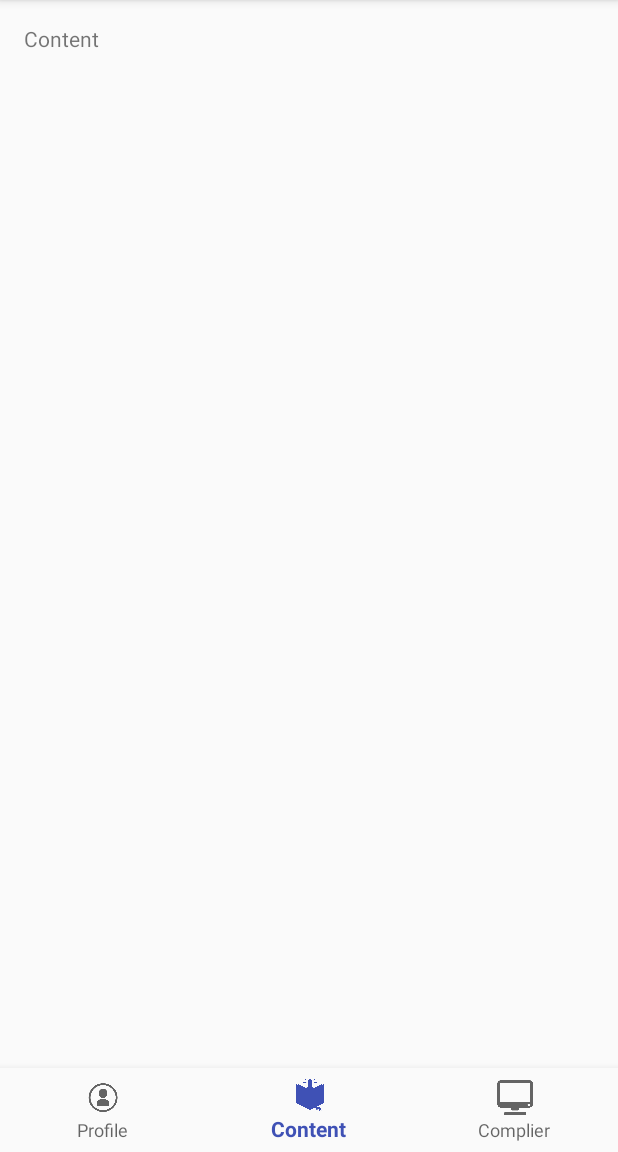
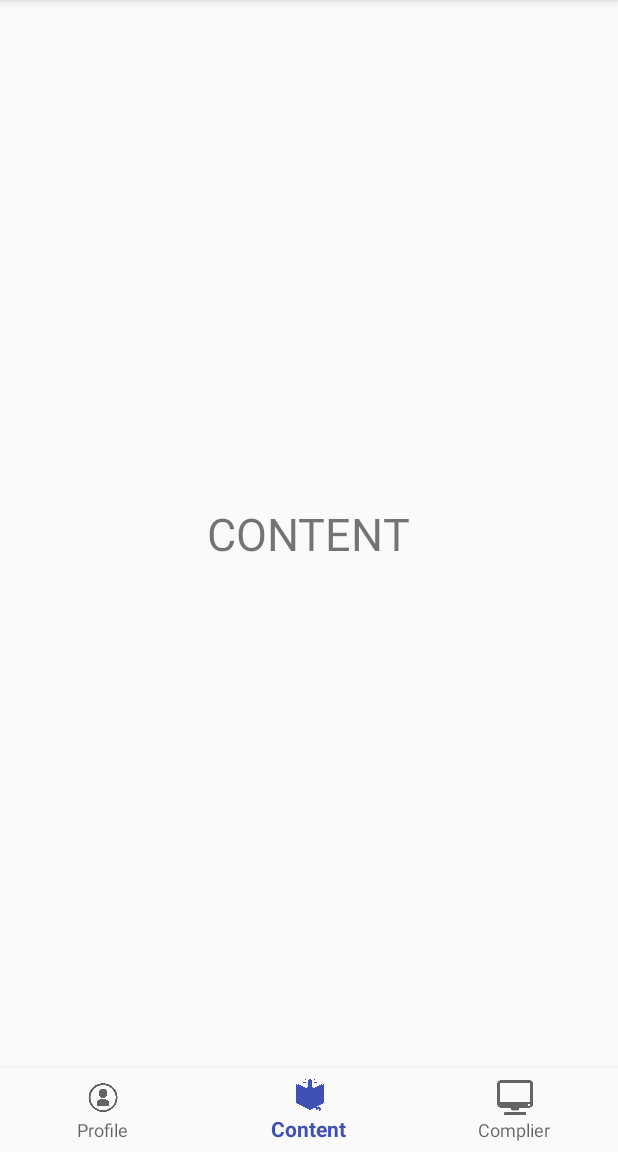
Before and after one commit to madelinetooh/IS3261KotLearn, an Android app: the screen it shows after launch (MainActivity), item 2 of the bottom bar chosen, on a phone screen of 412 x 824 dp, the part 84-1236 px from its top. Run offline under Robolectric (Android 15) with nearby library versions, the phone set to English and light mode, and no system bars.

Commit message:
Add fragments

```diff
--- /dev/null
+++ b/app/src/main/java/com/kotlearn/kotlearn/ContentFragment.kt
@@ -0,0 +1,12 @@
+package com.kotlearn.kotlearn
+
+import android.os.Bundle
+import android.view.LayoutInflater
+import android.view.View
+import android.view.ViewGroup
+
+class ContentFragment : android.support.v4.app.Fragment() {
+    override fun onCreateView(inflater: LayoutInflater, container: ViewGroup?, savedInstanceState: Bundle?): View? {
+        return inflater.inflate(R.layout.fragment_content, container, false)
+    }
+}
--- a/app/src/main/java/com/kotlearn/kotlearn/MainActivity.kt
+++ b/app/src/main/java/com/kotlearn/kotlearn/MainActivity.kt
@@ -1,5 +1,6 @@
 package com.kotlearn.kotlearn
 
+import android.app.Fragment
 import android.os.Bundle
 import android.support.design.widget.BottomNavigationView
 import android.support.v7.app.AppCompatActivity
@@ -8,21 +9,29 @@ import kotlinx.android.synthetic.main.activity_main.*
 class MainActivity : AppCompatActivity() {
 
     private val mOnNavigationItemSelectedListener = BottomNavigationView.OnNavigationItemSelectedListener { item ->
+        var selectedFragment: android.support.v4.app.Fragment? = null
         when (item.itemId) {
             R.id.navigation_profile -> {
-                message.setText("helo")
-                return@OnNavigationItemSelectedListener true
+//                message.setText("helo")
+                selectedFragment = ProfileFragment()
+//                return@OnNavigationItemSelectedListener true
             }
             R.id.navigation_content -> {
-                message.setText("Content")
-                return@OnNavigationItemSelectedListener true
+//                message.setText("Content")
+                selectedFragment = ContentFragment()
+//                return@OnNavigationItemSelectedListener true
             }
             R.id.navigation_complier -> {
-                message.setText("Complier")
-                return@OnNavigationItemSelectedListener true
+//                message.setText("Complier")
+                selectedFragment = CompilerFragment()
+//                return@OnNavigationItemSelectedListener true
             }
         }
-        false
+        val fragmentManager = supportFragmentManager
+        val transaction = fragmentManager.beginTransaction()
+        transaction.replace(R.id.fragment_container, selectedFragment)
+        transaction.commit()
+        return@OnNavigationItemSelectedListener true
     }
 
     override fun onCreate(savedInstanceState: Bundle?) {
@@ -30,6 +39,6 @@ class MainActivity : AppCompatActivity() {
         setContentView(R.layout.activity_main)
 
         navigation.setOnNavigationItemSelectedListener(mOnNavigationItemSelectedListener)
-
+        supportFragmentManager.beginTransaction().replace(R.id.fragment_container, ProfileFragment()).commit()
     }
 }
--- /dev/null
+++ b/app/src/main/java/com/kotlearn/kotlearn/ProfileFragment.kt
@@ -0,0 +1,12 @@
+package com.kotlearn.kotlearn
+
+import android.os.Bundle
+import android.view.LayoutInflater
+import android.view.View
+import android.view.ViewGroup
+
+class ProfileFragment : android.support.v4.app.Fragment() {
+    override fun onCreateView(inflater: LayoutInflater, container: ViewGroup?, savedInstanceState: Bundle?): View? {
+        return inflater.inflate(R.layout.fragment_profile, container, false)
+    }
+}
--- a/app/src/main/res/layout/activity_main.xml
+++ b/app/src/main/res/layout/activity_main.xml
@@ -1,5 +1,5 @@
 <?xml version="1.0" encoding="utf-8"?>
-<android.support.constraint.ConstraintLayout xmlns:android="http://schemas.android.com/apk/res/android"
+<RelativeLayout xmlns:android="http://schemas.android.com/apk/res/android"
     xmlns:app="http://schemas.android.com/apk/res-auto"
     xmlns:tools="http://schemas.android.com/tools"
     android:id="@+id/container"
@@ -7,27 +7,21 @@
     android:layout_height="match_parent"
     tools:context=".MainActivity">
 
-    <TextView
-        android:id="@+id/message"
-        android:layout_width="wrap_content"
-        android:layout_height="wrap_content"
-        android:layout_marginLeft="@dimen/activity_horizontal_margin"
-        android:layout_marginStart="@dimen/activity_horizontal_margin"
-        android:layout_marginTop="@dimen/activity_vertical_margin"
-        android:text="@string/title_home"
-        app:layout_constraintLeft_toLeftOf="parent"
-        app:layout_constraintTop_toTopOf="parent" />
+    <FrameLayout
+        android:id="@+id/fragment_container"
+        android:layout_width="match_parent"
+        android:layout_height="match_parent"
+        android:layout_above="@id/navigation"
+        />
 
     <android.support.design.widget.BottomNavigationView
         android:id="@+id/navigation"
-        android:layout_width="0dp"
+        android:layout_width="match_parent"
         android:layout_height="wrap_content"
         android:layout_marginEnd="0dp"
         android:layout_marginStart="0dp"
+        android:layout_alignParentBottom="true"
         android:background="?android:attr/windowBackground"
-        app:layout_constraintBottom_toBottomOf="parent"
-        app:layout_constraintLeft_toLeftOf="parent"
-        app:layout_constraintRight_toRightOf="parent"
         app:menu="@menu/navigation" />
 
-</android.support.constraint.ConstraintLayout>
+</RelativeLayout>
--- /dev/null
+++ b/app/src/main/res/layout/fragment_content.xml
@@ -0,0 +1,11 @@
+<?xml version="1.0" encoding="utf-8"?>
+<RelativeLayout xmlns:android="http://schemas.android.com/apk/res/android"
+    android:layout_width="match_parent" android:layout_height="match_parent">
+
+    <TextView
+        android:layout_width="wrap_content"
+        android:layout_height="wrap_content"
+        android:text="CONTENT"
+        android:textSize="30sp"
+        android:layout_centerInParent="true"/>
+</RelativeLayout>
```
Also changed, not shown: app/build.gradle (+6 -6 lines), app/src/main/java/com/kotlearn/kotlearn/CompilerFragment.kt (added, +12 -0 lines), app/src/main/res/layout/fragment_compiler.xml (added, +11 -0 lines), app/src/main/res/layout/fragment_profile.xml (added, +11 -0 lines).
